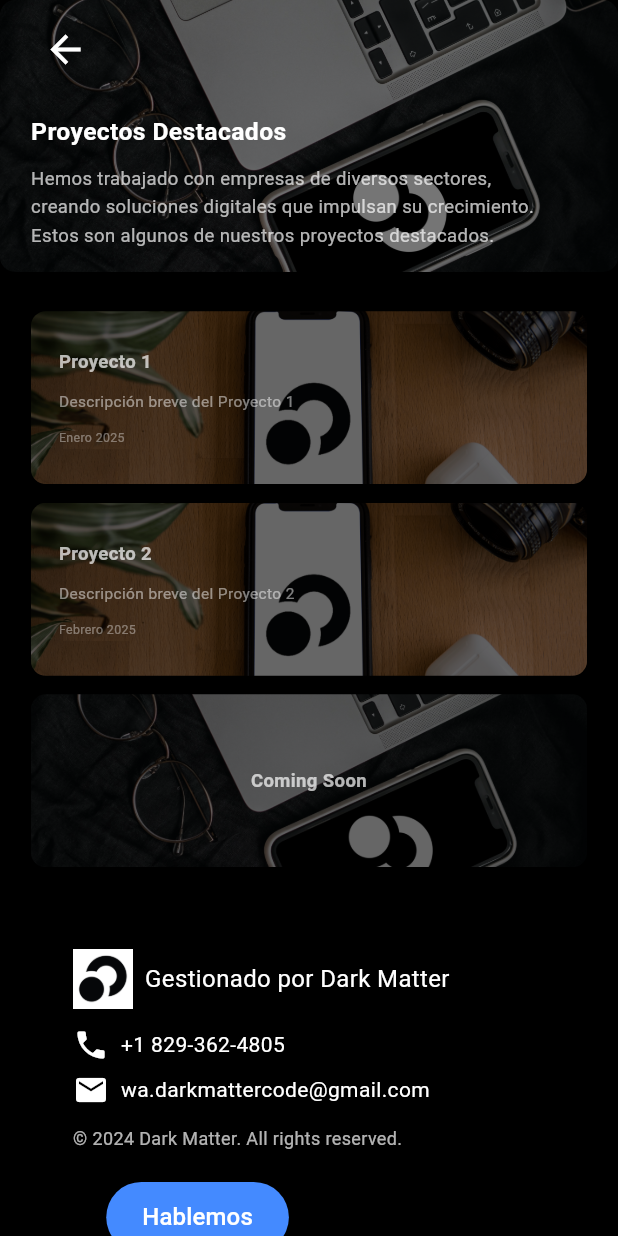
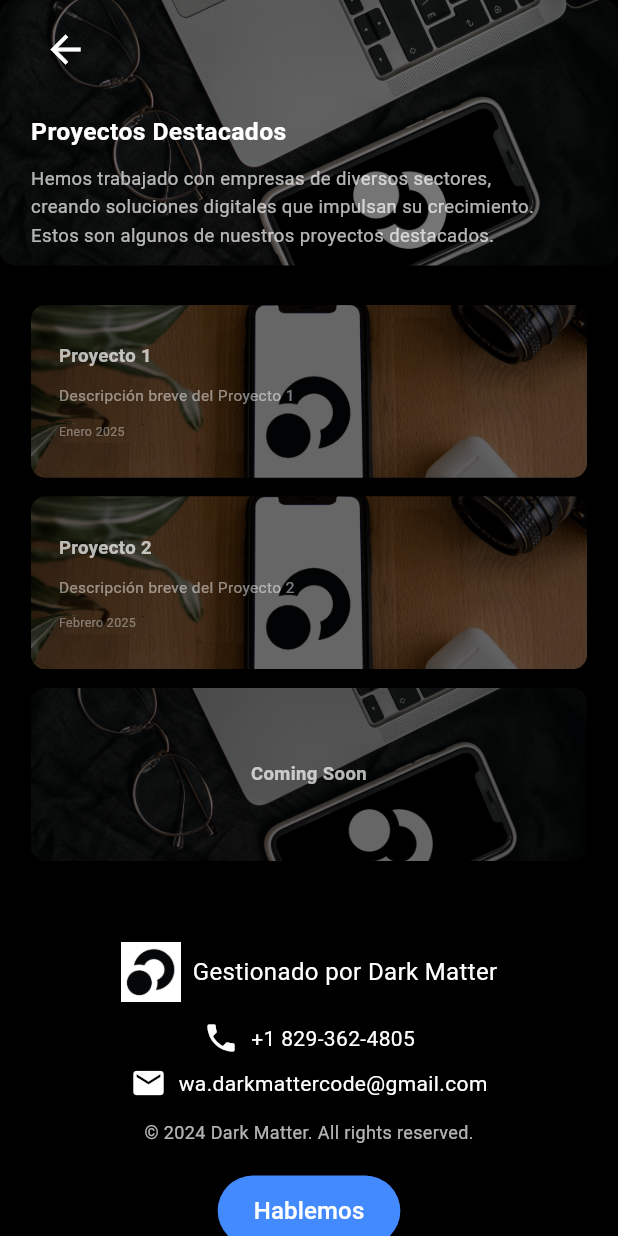
Before and after one commit to ElectronicSBD1301/dark-matter-page, a Flutter app: the ProjectsPage screen opened by its route, on a phone screen of 412 x 824 dp. Run offline on Flutter 3.47's test engine with Material 3 defaults, Android fonts, the phone set to English and light mode, and no system bars; our stand-ins replace auto_size_text, firebase_core, google_fonts, photo_view, video_player, widget_and_text_animator; accounts and stored records are empty; network calls fail.

Commit message:
version 6

```diff
--- a/lib/pages/projects_page.dart
+++ b/lib/pages/projects_page.dart
@@ -113,13 +113,16 @@
     );
   }
 
+  //double headerHeight = 0.35; // Puedes ajustarlo o quitarlo si no quieres altura fija
+
   Widget _buildHeaderSection(
       BuildContext context, double screenWidth, double screenHeight) {
     final bool isWideScreen = screenWidth / screenHeight > 1.6;
 
     return Container(
       width: screenWidth,
-      height: screenHeight * headerHeight,
+      // Quita el alto fijo para dejar que el contenedor crezca
+      // height: screenHeight * headerHeight, // <- COMENTA O ELIMINA ESTA LÍNEA
       decoration: BoxDecoration(
         borderRadius: BorderRadius.circular(10),
         image: const DecorationImage(
@@ -132,13 +135,84 @@
         ),
       ),
       child: Padding(
-        padding:
-            EdgeInsets.symmetric(horizontal: screenWidth * 0.05, vertical: 10),
+        padding: EdgeInsets.symmetric(
+          horizontal: screenWidth * 0.05,
+          vertical: 10,
+        ),
+        // Cambia entre Row/Column según la relación de aspecto
         child: isWideScreen
             ? Row(
                 crossAxisAlignment: CrossAxisAlignment.center,
                 children: [
-                  MouseRegion(
+                  // BOTÓN REGRESAR
+                  _buildBackButton(context),
+                  const SizedBox(width: 20),
+                  // TEXTO SIN Flexible
+                  Column(
+                    crossAxisAlignment: CrossAxisAlignment.start,
+                    mainAxisAlignment: MainAxisAlignment.center,
+                    children: [
+                      Text(
+                        'Proyectos Destacados',
+                        style: TextStyle(
+                          color: Colors.white,
+                          fontSize: titleFontSize,
+                          fontWeight: FontWeight.bold,
+                        ),
+                        // Quitar overflow y maxLines
+                      ),
+                      const SizedBox(height: 10),
+                      Text(
+                        'Hemos trabajado con empresas de diversos sectores,\n'
+                        'creando soluciones digitales que impulsan su crecimiento.\n'
+                        'Estos son algunos de nuestros proyectos destacados.',
+                        style: TextStyle(
+                          color: Colors.white70,
+                          fontSize: aboutFontSize,
+                          height: 1.5,
+                        ),
+                        // Quitar overflow y maxLines
+                      ),
+                    ],
+                  ),
+                ],
+              )
+            : Column(
+                crossAxisAlignment: CrossAxisAlignment.start,
+                children: [
+                  // BOTÓN REGRESAR
+                  _buildBackButton(context),
+                  const SizedBox(height: 20),
+                  Text(
+                    'Proyectos Destacados',
+                    style: TextStyle(
+                      color: Colors.white,
+                      fontSize: titleFontSize,
+                      fontWeight: FontWeight.bold,
+                    ),
+                    // Quitar overflow y maxLines
+                  ),
+                  const SizedBox(height: 10),
+                  Text(
+                    'Hemos trabajado con empresas de diversos sectores,\n'
+                    'creando soluciones digitales que impulsan su crecimiento.\n'
+                    'Estos son algunos de nuestros proyectos destacados.',
+                    style: TextStyle(
+                      color: Colors.white70,
+                      fontSize: aboutFontSize,
+                      height: 1.5,
+                    ),
+                    // Quitar overflow y maxLines
+                  ),
+                ],
+              ),
+      ),
+    );
+  }
+
+// Extraer la lógica del botón en un método para mayor claridad
+  Widget _buildBackButton(BuildContext context) {
+    return MouseRegion(
       onEnter: (_) => setState(() => _isHoveringBack = true),
       onExit: (_) => setState(() => _isHoveringBack = false),
       child: GestureDetector(
@@ -158,101 +232,6 @@
             Icons.arrow_back,
             color: Colors.white,
             size: 30,
-                        ),
-                      ),
-                    ),
-                  ),
-                  const SizedBox(width: 20),
-                  Expanded(
-                    child: Column(
-                      crossAxisAlignment: CrossAxisAlignment.start,
-                      mainAxisAlignment: MainAxisAlignment.center,
-                      children: [
-                        Flexible(
-                          child: Text(
-                            'Proyectos Destacados',
-                            style: TextStyle(
-                              color: Colors.white,
-                              fontSize: titleFontSize *
-                                  0.8, // Reducir el tamaño del texto
-                              fontWeight: FontWeight.bold,
-                            ),
-                            overflow: TextOverflow.ellipsis,
-                          ),
-                        ),
-                        const SizedBox(height: 10),
-                        Flexible(
-                          child: Text(
-                            'Hemos trabajado con empresas de diversos sectores,\n'
-                            'creando soluciones digitales que impulsan su crecimiento.\n'
-                            'Estos son algunos de nuestros proyectos destacados.',
-                            style: TextStyle(
-                              color: Colors.white70,
-                              fontSize: aboutFontSize *
-                                  0.8, // Reducir el tamaño del texto
-                              height: 1.5,
-                            ),
-                            overflow: TextOverflow.ellipsis,
-                            maxLines: 3,
-                          ),
-                        ),
-                      ],
-                    ),
-                  ),
-                ],
-              )
-            : Expanded(
-                child: Column(
-                  crossAxisAlignment: CrossAxisAlignment.start,
-                  children: [
-                    MouseRegion(
-                      onEnter: (_) => setState(() => _isHoveringBack = true),
-                      onExit: (_) => setState(() => _isHoveringBack = false),
-                      child: GestureDetector(
-                        onTap: () {
-                          Navigator.pop(context);
-                        },
-                        child: AnimatedContainer(
-                          duration: const Duration(milliseconds: 200),
-                          padding: const EdgeInsets.all(8.0),
-                          decoration: BoxDecoration(
-                            color: _isHoveringBack
-                                ? Colors.purpleAccent.withOpacity(0.7)
-                                : Colors.transparent,
-                            borderRadius: BorderRadius.circular(10),
-                          ),
-                          child: const Icon(
-                            Icons.arrow_back,
-                            color: Colors.white,
-                            size: 30,
-                          ),
-                        ),
-                      ),
-                    ),
-                    const SizedBox(height: 20),
-                    Text(
-                      'Proyectos Destacados',
-                      style: TextStyle(
-                        color: Colors.white,
-                        fontSize: titleFontSize,
-                        fontWeight: FontWeight.bold,
-                      ),
-                      overflow: TextOverflow.ellipsis,
-                    ),
-                    const SizedBox(height: 10),
-                    Text(
-                      'Hemos trabajado con empresas de diversos sectores,\n'
-                      'creando soluciones digitales que impulsan su crecimiento.\n'
-                      'Estos son algunos de nuestros proyectos destacados.',
-                      style: TextStyle(
-                        color: Colors.white70,
-                        fontSize: aboutFontSize,
-                        height: 1.5,
-                      ),
-                      overflow: TextOverflow.ellipsis,
-                      maxLines: 3,
-                    ),
-                  ],
           ),
         ),
       ),
--- a/lib/widgets/custom_footer.dart
+++ b/lib/widgets/custom_footer.dart
@@ -1,3 +1,4 @@
+import 'package:dark_matter_page/home/componet/hero_text.dart';
 import 'package:flutter/material.dart';
 import 'package:url_launcher/url_launcher.dart';
 
@@ -30,13 +31,13 @@
                   mainAxisAlignment: MainAxisAlignment.center,
                   children: [
                     Wrap(
-                      alignment: WrapAlignment.spaceBetween,
+                      alignment: WrapAlignment.center,
                       crossAxisAlignment: WrapCrossAlignment.center,
                       spacing: 20,
                       runSpacing: 20,
                       children: [
-                        _buildContactInfo(),
-                        _buildSocialSection(),
+                        _buildContactInfo(isMobile),
+                        _buildSocialSection(isMobile, context),
                       ],
                     ),
                   ],
@@ -44,8 +45,8 @@
               : Row(
                   mainAxisAlignment: MainAxisAlignment.spaceBetween,
                   children: [
-                    _buildContactInfo(),
-                    _buildSocialSection(),
+                    _buildContactInfo(isMobile),
+                    _buildSocialSection(isMobile, context),
                   ],
                 );
         },
@@ -53,11 +54,14 @@
     );
   }
 
-  Widget _buildContactInfo() {
+  Widget _buildContactInfo(bool isMobile) {
     return Column(
-      crossAxisAlignment: CrossAxisAlignment.start,
+      crossAxisAlignment:
+          isMobile ? CrossAxisAlignment.center : CrossAxisAlignment.start,
       children: [
         Row(
+          mainAxisAlignment:
+              isMobile ? MainAxisAlignment.center : MainAxisAlignment.start,
           children: [
             Image.asset('assets/images/logo.png', width: 40, height: 40),
             const SizedBox(width: 8),
@@ -69,6 +73,8 @@
         ),
         const SizedBox(height: 12),
         Row(
+          mainAxisAlignment:
+              isMobile ? MainAxisAlignment.center : MainAxisAlignment.start,
           children: const [
             Icon(Icons.phone, color: Colors.white),
             SizedBox(width: 8),
@@ -77,6 +83,8 @@
         ),
         const SizedBox(height: 6),
         Row(
+          mainAxisAlignment:
+              isMobile ? MainAxisAlignment.center : MainAxisAlignment.start,
           children: const [
             Icon(Icons.email, color: Colors.white),
             SizedBox(width: 8),
@@ -93,12 +101,13 @@
     );
   }
 
-  Widget _buildSocialSection() {
+  Widget _buildSocialSection(bool isMobile, BuildContext context) {
     return Column(
-      crossAxisAlignment: CrossAxisAlignment.end,
+      crossAxisAlignment:
+          isMobile ? CrossAxisAlignment.center : CrossAxisAlignment.end,
       children: [
         ElevatedButton(
-          onPressed: () {},
+          onPressed: () => showContactForm(context),
           style: ElevatedButton.styleFrom(
             backgroundColor: Colors.blueAccent,
             padding: const EdgeInsets.symmetric(horizontal: 24, vertical: 12),
```
Also changed, not shown: lib/home/componet/desktop_hero.dart (+8 -2 lines), lib/home/componet/hero_content.dart (+9 -2 lines), lib/home/componet/hero_text.dart (+29 -21 lines), lib/home/home_page.dart (+34 -10 lines). Lines whose indentation alone changed are shown as unchanged.
